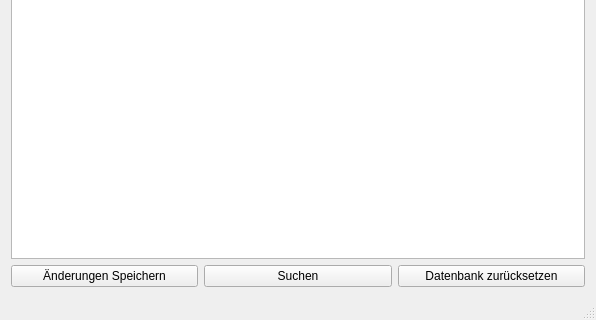
Old version of the form mainwindow.ui in the repository MarcoTz/movieDB; both pictures show x 0 to 596 and y 210 to 530 of the 596 by 530 pixel window.
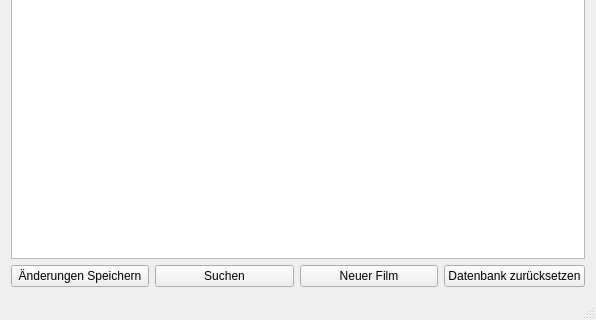
New version of the form.

The edit to the form file:
```diff
--- a/mainwindow.ui
+++ b/mainwindow.ui
@@ -11,11 +11,11 @@
    </rect>
   </property>
   <property name="windowTitle">
-   <string>MainWindow</string>
+   <string>Film Datenbank</string>
   </property>
   <widget class="QWidget" name="centralWidget">
    <layout class="QGridLayout" name="gridLayout">
-    <item row="2" column="2">
+    <item row="2" column="3">
      <widget class="QPushButton" name="cancel">
       <property name="text">
        <string>Datenbank zurücksetzen</string>
@@ -29,7 +29,7 @@
       </property>
      </widget>
     </item>
-    <item row="0" column="0" colspan="3">
+    <item row="0" column="0" colspan="4">
      <widget class="QTableView" name="tableView"/>
     </item>
     <item row="2" column="1">
@@ -39,6 +39,13 @@
       </property>
      </widget>
     </item>
+    <item row="2" column="2">
+     <widget class="QPushButton" name="pushButton">
+      <property name="text">
+       <string>Neuer Film</string>
+      </property>
+     </widget>
+    </item>
    </layout>
   </widget>
   <widget class="QMenuBar" name="menuBar">
@@ -47,7 +54,7 @@
      <x>0</x>
      <y>0</y>
      <width>596</width>
-     <height>26</height>
+     <height>29</height>
     </rect>
    </property>
    <widget class="QMenu" name="menuDatei">
```
